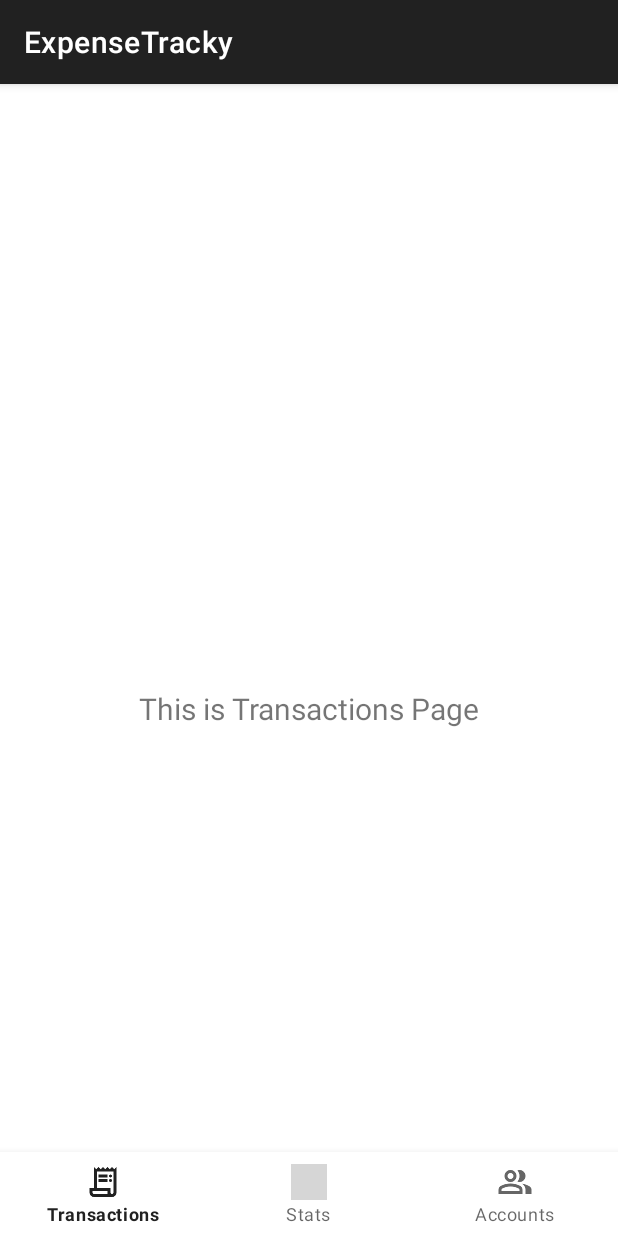
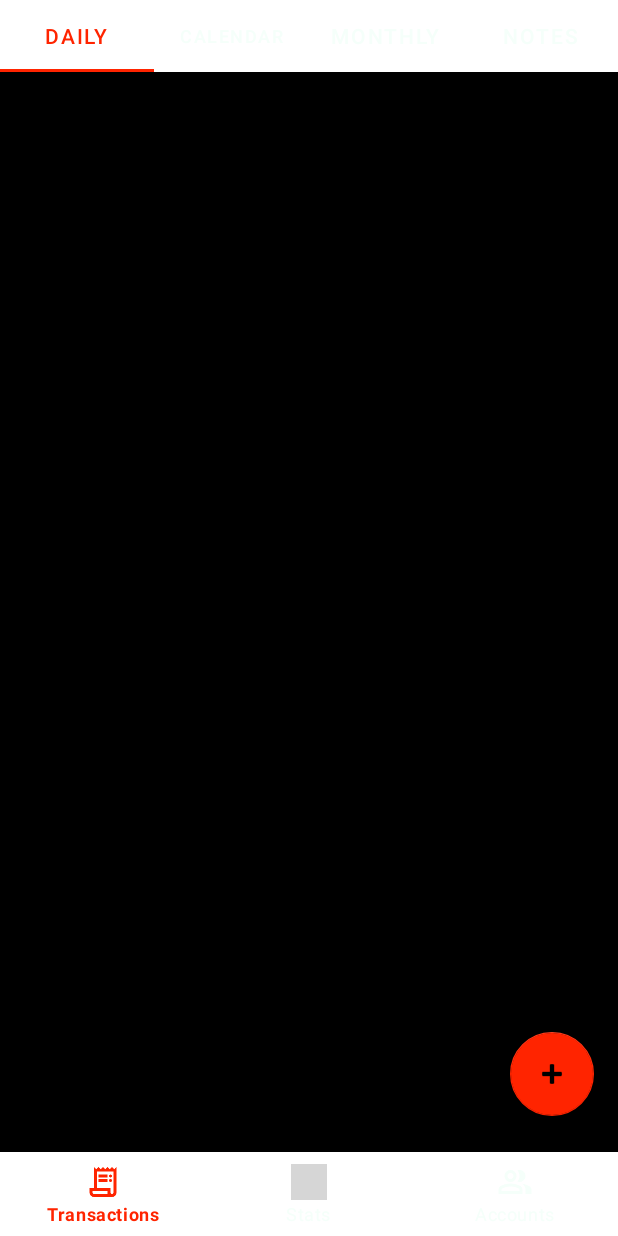
Before and after one commit to hetbhagatji09/XpenseTracky, an Android app: the HomeFragment screen opened directly, with no data from a screen before it, on a phone screen of 412 x 824 dp. Run offline under Robolectric (Android 15) with nearby library versions, the phone set to English and light mode, and no system bars; our stand-ins replace navigation-ui; grey boxes are pictures that could not be loaded.

Commit message:
Add Tablayout and it's fragments

```diff
--- a/app/src/main/AndroidManifest.xml
+++ b/app/src/main/AndroidManifest.xml
@@ -52,6 +52,7 @@
         <activity android:name=".PhoneSignupActivity" /> <!-- Email sign-up activity -->
         <activity android:name=".LoginActivity" />
         <activity android:name=".EmailSignupActivity" />
+
     </application>
 
 </manifest>
--- /dev/null
+++ b/app/src/main/java/com/example/expensetracky/transactionfragments/DailyFragment.java
@@ -0,0 +1,24 @@
+package com.example.expensetracky.transactionfragments;
+
+import android.os.Bundle;
+
+import androidx.fragment.app.Fragment;
+
+import android.view.LayoutInflater;
+import android.view.View;
+import android.view.ViewGroup;
+
+import com.example.expensetracky.R;
+
+
+public class DailyFragment extends Fragment {
+
+
+
+    @Override
+    public View onCreateView(LayoutInflater inflater, ViewGroup container,
+                             Bundle savedInstanceState) {
+        // Inflate the layout for this fragment
+        return inflater.inflate(R.layout.fragment_daily, container, false);
+    }
+}
--- a/app/src/main/java/com/example/expensetracky/ui/home/HomeFragment.java
+++ b/app/src/main/java/com/example/expensetracky/ui/home/HomeFragment.java
@@ -4,32 +4,60 @@ import android.os.Bundle;
 import android.view.LayoutInflater;
 import android.view.View;
 import android.view.ViewGroup;
-import android.widget.TextView;
 import androidx.annotation.NonNull;
 import androidx.fragment.app.Fragment;
 import androidx.lifecycle.ViewModelProvider;
 import com.example.expensetracky.databinding.FragmentHomeBinding;
+import com.google.android.material.tabs.TabLayout;
+import com.google.android.material.tabs.TabLayoutMediator;
+import androidx.viewpager2.widget.ViewPager2;
+import com.example.expensetracky.ui.home.HomePagerAdapter;
+
 
 public class HomeFragment extends Fragment {
 
-private FragmentHomeBinding binding;
+    private FragmentHomeBinding binding;
 
-    public View onCreateView(@NonNull LayoutInflater inflater,
-            ViewGroup container, Bundle savedInstanceState) {
-        HomeViewModel homeViewModel =
-                new ViewModelProvider(this).get(HomeViewModel.class);
+    @Override
+    public View onCreateView(@NonNull LayoutInflater inflater, ViewGroup container, Bundle savedInstanceState) {
+        HomeViewModel homeViewModel = new ViewModelProvider(this).get(HomeViewModel.class);
+        binding = FragmentHomeBinding.inflate(inflater, container, false);
+        View root = binding.getRoot();
 
-    binding = FragmentHomeBinding.inflate(inflater, container, false);
-    View root = binding.getRoot();
 
-        final TextView textView = binding.textHome;
-        homeViewModel.getText().observe(getViewLifecycleOwner(), textView::setText);
+        // Set up ViewPager2 and TabLayout
+        ViewPager2 viewPager = binding.viewPager;
+        TabLayout tabLayout = binding.tabLayout;
+
+        // Set the adapter for ViewPager2
+        HomePagerAdapter adapter = new HomePagerAdapter(requireActivity());
+        viewPager.setAdapter(adapter);
+
+        // Link the TabLayout with ViewPager2
+        new TabLayoutMediator(tabLayout, viewPager, (tab, position) -> {
+            switch (position) {
+                case 0:
+                    tab.setText("Daily");
+                    break;
+                case 1:
+                    tab.setText("Calendar");
+                    break;
+                case 2:
+                    tab.setText("Monthly");
+                    break;
+                case 3:
+                    tab.setText("Notes");
+                    break;
+            }
+        }).attach();
+
         return root;
     }
 
-@Override
+    @Override
     public void onDestroyView() {
         super.onDestroyView();
+
         binding = null;
     }
 }
--- /dev/null
+++ b/app/src/main/java/com/example/expensetracky/ui/home/HomePagerAdapter.java
@@ -0,0 +1,39 @@
+package com.example.expensetracky.ui.home;
+
+import androidx.annotation.NonNull;
+import androidx.fragment.app.Fragment;
+import androidx.fragment.app.FragmentActivity;
+import androidx.viewpager2.adapter.FragmentStateAdapter;
+import com.example.expensetracky.transactionfragments.DailyFragment;
+import com.example.expensetracky.transactionfragments.CalenderFragment;
+import com.example.expensetracky.transactionfragments.MonthlyFragment;
+import com.example.expensetracky.transactionfragments.NotesFragment;
+
+public class HomePagerAdapter extends FragmentStateAdapter {
+
+    public HomePagerAdapter(@NonNull FragmentActivity fragmentActivity) {
+        super(fragmentActivity);
+    }
+
+    @NonNull
+    @Override
+    public Fragment createFragment(int position) {
+        switch (position) {
+            case 0:
+                return new DailyFragment();
+            case 1:
+                return new CalenderFragment();
+            case 2:
+                return new MonthlyFragment();
+            case 3:
+                return new NotesFragment();
+            default:
+                return new DailyFragment();
+        }
+    }
+
+    @Override
+    public int getItemCount() {
+        return 4; // Total number of tabs
+    }
+}
--- a/app/src/main/res/layout/activity_transactions.xml
+++ b/app/src/main/res/layout/activity_transactions.xml
@@ -4,9 +4,9 @@
     xmlns:app="http://schemas.android.com/apk/res-auto"
     android:id="@+id/container"
     android:layout_width="match_parent"
-    android:layout_height="match_parent"
-    android:paddingTop="?attr/actionBarSize" >
+    android:layout_height="match_parent">
 
+    <!-- BottomNavigationView at the bottom -->
     <com.google.android.material.bottomnavigation.BottomNavigationView
         android:id="@+id/nav_view"
         android:layout_width="0dp"
@@ -14,11 +14,15 @@
         android:layout_marginStart="0dp"
         android:layout_marginEnd="0dp"
         android:background="?android:attr/windowBackground"
+        app:itemIconTint="@color/tab_text_color"
+    app:itemTextColor="@color/tab_text_color"
         app:layout_constraintBottom_toBottomOf="parent"
-        app:layout_constraintLeft_toLeftOf="parent"
-        app:layout_constraintRight_toRightOf="parent"
-        app:menu="@menu/bottom_nav_menu"/>
+    app:layout_constraintLeft_toLeftOf="parent"
+    app:layout_constraintRight_toRightOf="parent"
+    app:menu="@menu/bottom_nav_menu" />
 
+
+    <!-- Fragment for NavHost -->
     <fragment
         android:id="@+id/nav_host_fragment_activity_transactions"
         android:name="androidx.navigation.fragment.NavHostFragment"
@@ -29,7 +33,6 @@
         app:layout_constraintLeft_toLeftOf="parent"
         app:layout_constraintRight_toRightOf="parent"
         app:layout_constraintTop_toTopOf="parent"
-        app:navGraph="@navigation/mobile_navigation"
-    />
+        app:navGraph="@navigation/mobile_navigation" />
 
 </androidx.constraintlayout.widget.ConstraintLayout>
--- /dev/null
+++ b/app/src/main/res/layout/fragment_daily.xml
@@ -0,0 +1,27 @@
+<?xml version="1.0" encoding="utf-8"?>
+<androidx.coordinatorlayout.widget.CoordinatorLayout xmlns:android="http://schemas.android.com/apk/res/android"
+    xmlns:tools="http://schemas.android.com/tools"
+    xmlns:app="http://schemas.android.com/apk/res-auto"
+    android:layout_width="match_parent"
+    android:layout_height="match_parent"
+    tools:context=".transactionfragments.DailyFragment">
+
+    <!-- Content of your fragment -->
+    <TextView
+        android:layout_width="match_parent"
+        android:layout_height="match_parent"
+        android:text="My daily activity" />
+
+    <!-- FloatingActionButton with additional margin to avoid overlapping with the menu bar -->
+    <com.google.android.material.floatingactionbutton.FloatingActionButton
+        android:id="@+id/fab_add"
+        android:layout_width="wrap_content"
+        android:layout_height="wrap_content"
+        android:layout_gravity="bottom|end"
+        android:layout_marginEnd="16dp"
+        android:layout_marginBottom="80dp"
+    app:srcCompat="@android:drawable/ic_input_add"
+    app:backgroundTint="@color/red"
+    android:contentDescription="Add item" />
+
+</androidx.coordinatorlayout.widget.CoordinatorLayout>
--- a/app/src/main/res/layout/fragment_home.xml
+++ b/app/src/main/res/layout/fragment_home.xml
@@ -5,19 +5,31 @@
     xmlns:tools="http://schemas.android.com/tools"
     android:layout_width="match_parent"
     android:layout_height="match_parent"
-    tools:context=".ui.home.HomeFragment" >
+    tools:context=".ui.home.HomeFragment"
+    android:background="@color/black">
 
-    <TextView
-        android:id="@+id/text_home"
-        android:layout_width="match_parent"
+    <!-- TabLayout for Tabs at the top -->
+    <com.google.android.material.tabs.TabLayout
+        android:id="@+id/tabLayout"
+        android:layout_width="0dp"
         android:layout_height="wrap_content"
-        android:layout_marginStart="8dp"
-        android:layout_marginTop="8dp"
-        android:layout_marginEnd="8dp"
-        android:textAlignment="center"
-        android:textSize="20sp"
+        app:tabGravity="fill"
+        app:tabTextColor="@color/tab_text_color"
+    app:tabIndicatorColor="@color/red"
+    app:tabMode="fixed"
+    app:layout_constraintTop_toTopOf="parent"
+    app:layout_constraintStart_toStartOf="parent"
+    app:layout_constraintEnd_toEndOf="parent" />
+
+
+    <!-- ViewPager2 below TabLayout -->
+    <androidx.viewpager2.widget.ViewPager2
+        android:id="@+id/viewPager"
+        android:layout_width="0dp"
+        android:layout_height="0dp"
+        app:layout_constraintTop_toBottomOf="@id/tabLayout"
+        app:layout_constraintStart_toStartOf="parent"
         app:layout_constraintEnd_toEndOf="parent"
-        app:layout_constraintStart_toStartOf="parent"
-        app:layout_constraintTop_toTopOf="parent"
         app:layout_constraintBottom_toBottomOf="parent" />
+
 </androidx.constraintlayout.widget.ConstraintLayout>
--- a/app/src/main/res/values-night/themes.xml
+++ b/app/src/main/res/values-night/themes.xml
@@ -1,7 +1,8 @@
 <resources xmlns:tools="http://schemas.android.com/tools">
     <!-- Base application theme. -->
-    <style name="Base.Theme.ExpenseTracky" parent="Theme.MaterialComponents.DayNight.DarkActionBar">
+    <style name="Theme.ExpenseTracky." parent="Theme.MaterialComponents.DayNight.NoActionBar">
         <!-- Customize your dark theme here. -->
         <!-- <item name="colorPrimary">@color/my_dark_primary</item> -->
     </style>
+
 </resources>
--- a/app/src/main/res/values/colors.xml
+++ b/app/src/main/res/values/colors.xml
@@ -3,6 +3,9 @@
     <!-- Define your primary color -->
     <color name="colorPrimary">#6200EE</color>
     <color name="white">#ffffff</color>
+    <color name="black">#000000</color>
+    <color name="red">#FF2400</color>
+
 
     <!-- Define your primary dark color -->
     <color name="colorPrimaryDark">#3700B3</color>
@@ -11,6 +14,8 @@
     <!-- Define your accent color -->
     <color name="colorAccent">#03DAC5</color>
 
+
+
     <!-- Define any other colors you need -->
     <color name="backgroundColor">#FFFFFF</color>
     <color name="textColor">#000000</color>
--- a/app/src/main/res/values/strings.xml
+++ b/app/src/main/res/values/strings.xml
@@ -5,4 +5,6 @@
     <string name="title_dashboard">Dashboard</string>
     <string name="title_notifications">Notifications</string>
     <string name="title_activity_transactions">Transactions</string>
+    <!-- TODO: Remove or change this placeholder text -->
+    <string name="hello_blank_fragment">Hello blank fragment</string>
 </resources>
--- a/app/src/main/res/values/themes.xml
+++ b/app/src/main/res/values/themes.xml
@@ -1,6 +1,6 @@
 <resources xmlns:tools="http://schemas.android.com/tools">
     <!-- Base application theme. -->
-    <style name="Base.Theme.ExpenseTracky" parent="Theme.MaterialComponents.DayNight.DarkActionBar">
+    <style name="Base.Theme.ExpenseTracky" parent="Theme.MaterialComponents.DayNight.NoActionBar">
         <!-- Customize your light theme here. -->
         <!-- <item name="colorPrimary">@color/my_light_primary</item> -->
     </style>
```
Also changed, not shown: app/src/main/java/com/example/expensetracky/transactionfragments/CalenderFragment.java (added, +24 -0 lines), app/src/main/java/com/example/expensetracky/transactionfragments/MonthlyFragment.java (added, +23 -0 lines), app/src/main/java/com/example/expensetracky/transactionfragments/NotesFragment.java (added, +25 -0 lines), app/src/main/java/com/example/expensetracky/transactionfragments/TotalFragment.java (added, +66 -0 lines), app/src/main/res/layout/fragment_calender.xml (added, +14 -0 lines), app/src/main/res/layout/fragment_monthly.xml (added, +14 -0 lines), app/src/main/res/layout/fragment_notes.xml (added, +14 -0 lines), app/src/main/res/layout/fragment_total.xml (added, +14 -0 lines).
